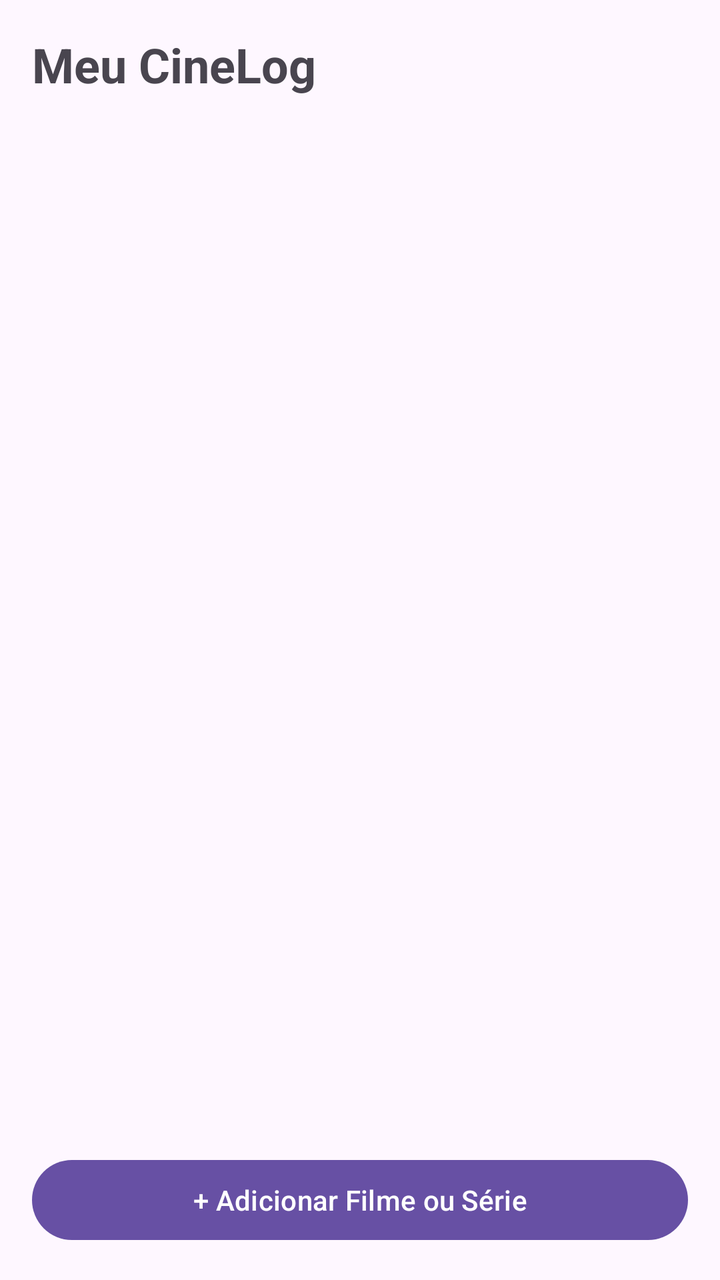
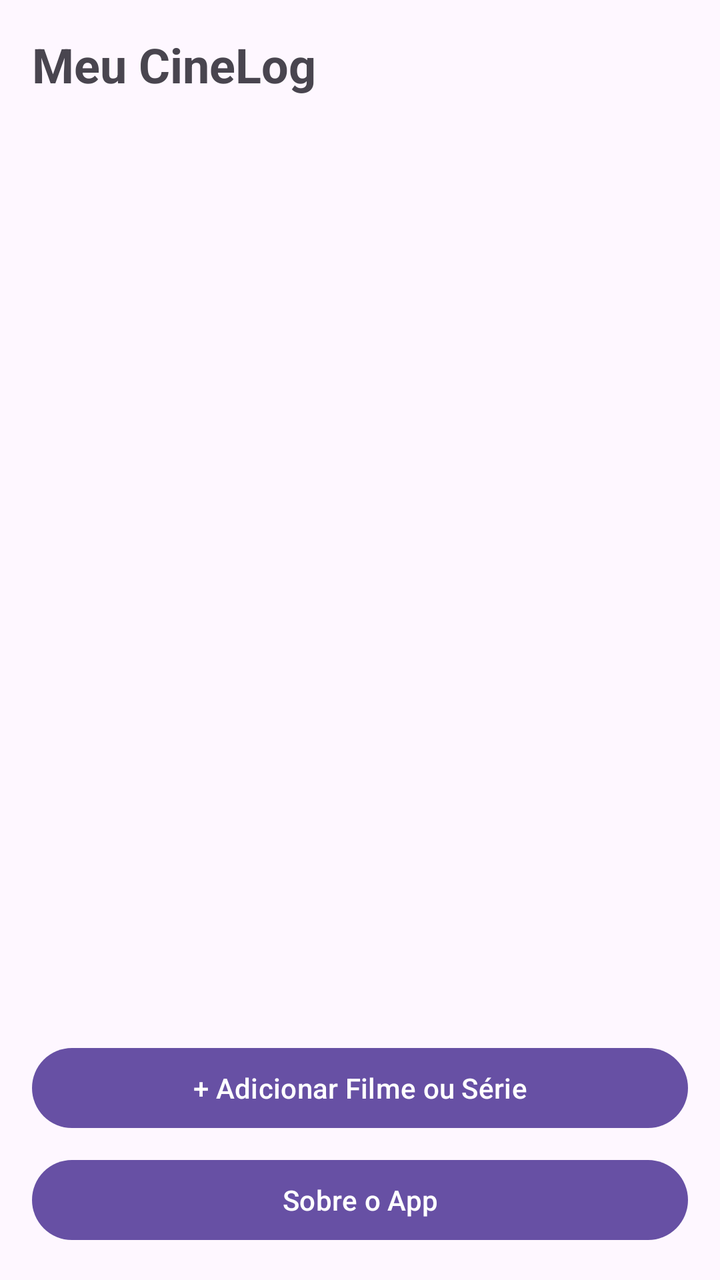

Screens rendered from an Android XML layout before and after an edit, with the pre-edit source and the edit as a unified diff.
<!-- AndroidManifest.xml: application theme Theme.CineLog -->
<!-- res/layout/activity_main.xml -->
<?xml version="1.0" encoding="utf-8"?>
<LinearLayout xmlns:android="http://schemas.android.com/apk/res/android"
    android:id="@+id/main"
    android:layout_width="match_parent"
    android:layout_height="match_parent"
    android:orientation="vertical"
    android:padding="16dp">

    <TextView
        android:layout_width="wrap_content"
        android:layout_height="wrap_content"
        android:text="Meu CineLog"
        android:textSize="24sp"
        android:textStyle="bold"
        android:layout_marginBottom="12dp" />

    
    <androidx.recyclerview.widget.RecyclerView
        android:id="@+id/recyclerViewMidia"
        android:layout_width="match_parent"
        android:layout_height="0dp"
        android:layout_weight="1" />

    
    <Button
        android:id="@+id/btnNovoItem"
        android:layout_width="match_parent"
        android:layout_height="wrap_content"
        android:text="+ Adicionar Filme ou Série"
        android:layout_marginTop="8dp" />

</LinearLayout>
<!-- resources referenced by this layout -->
<resources>
  <style name="Theme.CineLog" parent="Base.Theme.CineLog" />
  <style name="Base.Theme.CineLog" parent="Theme.Material3.DayNight.NoActionBar">
          
          
      </style>
</resources>

<!-- the commit's change to res/layout/activity_main.xml (unified diff, before → after) -->
@@ -29,4 +29,11 @@
         android:text="+ Adicionar Filme ou Série"
         android:layout_marginTop="8dp" />
 
+    <Button
+        android:id="@+id/btnSobre"
+        android:layout_width="match_parent"
+        android:layout_height="wrap_content"
+        android:text="Sobre o App"
+        android:layout_marginTop="8dp" />
+
 </LinearLayout>
